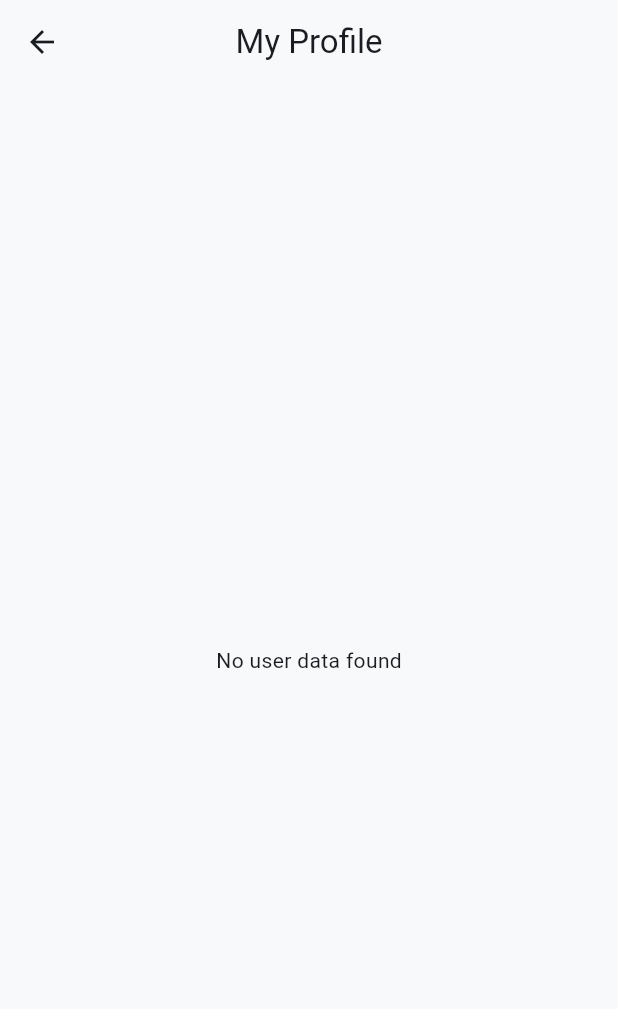
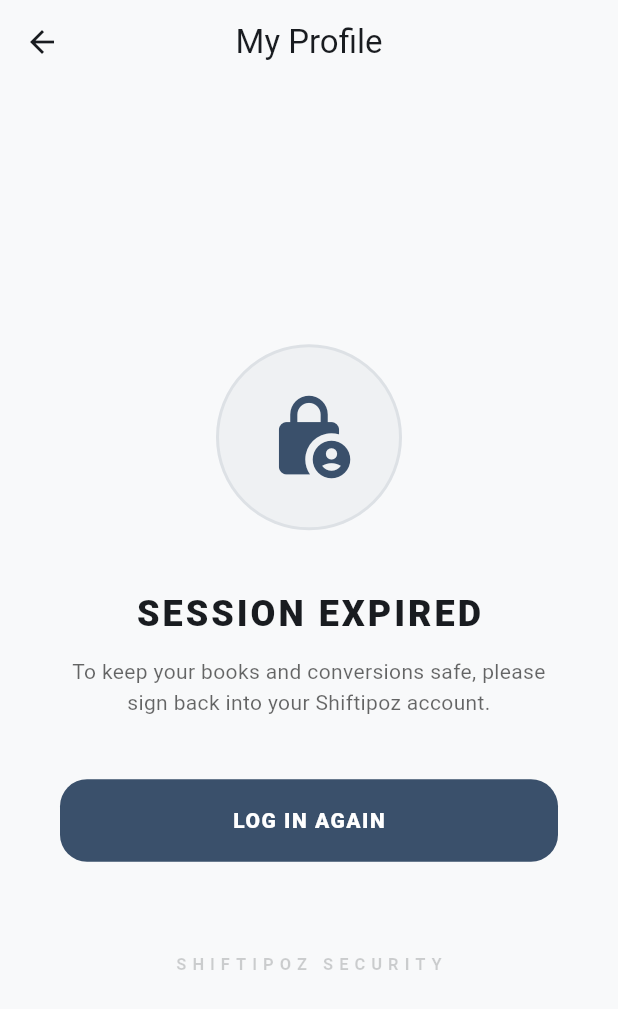
Before and after one commit to huzaifak08/Shiftipoz, a Flutter app: the ProfileView screen opened directly, on a phone screen of 412 x 824 dp. Shown: the top 1009 px of the screen. Run offline on Flutter 3.47's test engine with Material 3 defaults, Android fonts, the phone set to English and light mode, and no system bars; our stand-ins replace cloud_firestore, firebase_auth, firebase_core, firebase_storage, flutter_riverpod, flutter_svg and 3 more; missing offline and left inert: flutter_geo_hash, shake_detector; accounts and stored records are empty; generated files the repository leaves out were written again; Roboto replaces fonts that are missing (Plus Jakarta Sans); project files that could hold a hidden picture were left out.

Commit message:
logout fix

```diff
--- a/lib/providers/user_provider/user_provider.dart
+++ b/lib/providers/user_provider/user_provider.dart
@@ -15,12 +15,21 @@
 
   @override
   FutureOr<UserModel?> build() async {
-    // 1. Listen to Auth State - Rebuilds whenever login/logout happens
-    final authUser = ref.watch(authControllerProvider).value;
-    if (authUser == null) return null;
+    // watch the auth state
+    final authAsync = ref.watch(authControllerProvider);
 
-    // 2. Load Data using the robust Sync Logic
-    return await _initUser(authUser.uid);
+    return authAsync.when(
+      data: (user) {
+        if (user == null) {
+          // IMPORTANT: If auth is null, we MUST NOT try to load from cache
+          // otherwise we show old data while the app is transitioning.
+          return null;
+        }
+        return _initUser(user.uid);
+      },
+      error: (_, _) => null,
+      loading: () => null, // Stay null while auth is checking
+    );
   }
 
   /// Core logic: Cache first, then Cloud, then Sync
--- a/lib/views/auth/sign_in_view.dart
+++ b/lib/views/auth/sign_in_view.dart
@@ -2,11 +2,11 @@
 import 'package:flutter_riverpod/flutter_riverpod.dart';
 import 'package:shiftipoz/components/custom_button.dart';
 import 'package:shiftipoz/components/custom_text_field.dart';
-import 'package:shiftipoz/providers/auth_provider/auth_provider.dart'; // Adjust path
-import 'package:shiftipoz/services/auth_service.dart'; // For AuthResult enum
-import 'package:shiftipoz/views/auth/sign_up_view.dart'; // For navigation
+import 'package:shiftipoz/providers/auth_provider/auth_provider.dart';
+import 'package:shiftipoz/services/auth_service.dart';
+import 'package:shiftipoz/views/auth/sign_up_view.dart';
 import 'package:shiftipoz/views/auth/verify_email_view.dart';
-import 'package:shiftipoz/views/home_view.dart'; // Your existing view
+import 'package:shiftipoz/views/main_navigation_wrapper.dart';
 
 class SignInView extends ConsumerStatefulWidget {
   const SignInView({super.key});
@@ -60,7 +60,7 @@
     } else {
       Navigator.pushAndRemoveUntil(
         context,
-        MaterialPageRoute(builder: (context) => HomeView()),
+        MaterialPageRoute(builder: (context) => MainNavigationWrapper()),
         (route) => false,
       );
     }
--- a/lib/views/auth/verify_email_view.dart
+++ b/lib/views/auth/verify_email_view.dart
@@ -1,7 +1,7 @@
 import 'package:flutter/material.dart';
 import 'package:flutter_riverpod/flutter_riverpod.dart';
 import 'package:shiftipoz/providers/auth_provider/auth_provider.dart';
-import 'package:shiftipoz/views/home_view.dart';
+import 'package:shiftipoz/views/main_navigation_wrapper.dart';
 
 class VerifyEmailView extends ConsumerStatefulWidget {
   const VerifyEmailView({super.key});
@@ -55,7 +55,7 @@
 
       if (user != null && user.emailVerified) {
         Navigator.of(context).pushAndRemoveUntil(
-          MaterialPageRoute(builder: (_) => const HomeView()),
+          MaterialPageRoute(builder: (_) => const MainNavigationWrapper()),
           (route) => false,
         );
         return;
--- a/lib/views/profile_view.dart
+++ b/lib/views/profile_view.dart
@@ -8,9 +8,11 @@
 import 'package:shiftipoz/helpers/app_data.dart';
 import 'package:shiftipoz/models/user_model.dart';
 import 'package:shiftipoz/providers/auth_provider/auth_provider.dart';
+import 'package:shiftipoz/providers/navigation_provider/navigation_provider.dart';
+import 'package:shiftipoz/providers/product_provider/product_provider.dart';
 import 'package:shiftipoz/providers/user_provider/user_provider.dart';
+import 'package:shiftipoz/views/auth/sign_in_view.dart';
 import 'package:shiftipoz/views/auth/verify_email_view.dart';
-import 'package:shiftipoz/views/home_view.dart';
 
 class ProfileView extends ConsumerStatefulWidget {
   const ProfileView({super.key});
@@ -73,7 +75,15 @@
         error: (err, stack) => Center(child: Text("Error: $err")),
         data: (user) {
           if (user == null) {
-            return const Center(child: Text("No user data found"));
+            return SessionExpiredView(
+              onLoginPressed: () {
+                // Navigate to your Auth/Login screen
+                Navigator.pushReplacement(
+                  context,
+                  MaterialPageRoute(builder: (context) => SignInView()),
+                );
+              },
+            );
           }
 
           _nameController.text = user.name;
@@ -347,29 +357,25 @@
           ),
           ElevatedButton(
             onPressed: () async {
-              // 1. Clear the Singleton
+              // 1. Close dialog
+              Navigator.pop(context);
 
-              // 2. Clear Local SQLite Cache (Crucial for security)
+              // 2. Clear Singleton/Navigation UI state
+              ref.read(navigationIndexProvider.notifier).update((state) => 0);
+
+              // 3. Clear Local SQLite Cache (User data)
               await UserTable.clearAllUsers();
-              // await LedgerTable.deleteAllLedgers();
 
-              // 3. Invalidate Providers (This resets their state to default/loading)
-              // Todo: This will trigger the build() methods to run again and see 'null' user
+              // 4. Invalidate providers IMMEDIATELY
+              // This forces them into a loading/null state so they don't try to sync
+              ref.invalidate(productProvider);
               ref.invalidate(userProvider);
-              // ref.invalidate(projectNotifierProvider);
-              // ref.invalidate(ledgerNotifierProvider);
 
-              // 4. Perform Firebase Logout
+              // 5. Perform Logout (This will update authControllerProvider state)
               await ref.read(authControllerProvider.notifier).logout();
 
-              // 5. Navigate to Sign In
-              if (context.mounted) {
-                Navigator.pushAndRemoveUntil(
-                  context,
-                  MaterialPageRoute(builder: (context) => const HomeView()),
-                  (route) => false,
-                );
-              }
+              // 6. Final reset to ensure everything is fresh
+              ref.invalidate(authControllerProvider);
             },
             style: ElevatedButton.styleFrom(
               backgroundColor: Theme.of(context).colorScheme.primary,
@@ -381,3 +387,103 @@
     );
   }
 }
+
+class SessionExpiredView extends StatelessWidget {
+  final VoidCallback onLoginPressed;
+
+  const SessionExpiredView({super.key, required this.onLoginPressed});
+
+  @override
+  Widget build(BuildContext context) {
+    final theme = Theme.of(context);
+
+    return Scaffold(
+      backgroundColor: theme.scaffoldBackgroundColor,
+      body: Center(
+        child: Padding(
+          padding: const EdgeInsets.symmetric(horizontal: 40),
+          child: Column(
+            mainAxisAlignment: MainAxisAlignment.center,
+            children: [
+              // 1. ICON HOLDER (The "Locked" Vibe)
+              Container(
+                padding: const EdgeInsets.all(30),
+                decoration: BoxDecoration(
+                  color: theme.colorScheme.primary.withValues(alpha: 0.05),
+                  shape: BoxShape.circle,
+                  border: Border.all(
+                    color: theme.colorScheme.primary.withValues(alpha: 0.1),
+                    width: 2,
+                  ),
+                ),
+                child: Icon(
+                  Icons.lock_person_rounded,
+                  size: 60,
+                  color: theme.colorScheme.primary,
+                ),
+              ),
+              const SizedBox(height: 40),
+
+              // 2. TEXT CONTENT
+              Text(
+                "SESSION EXPIRED",
+                style: theme.textTheme.headlineSmall?.copyWith(
+                  fontWeight: FontWeight.w900,
+                  letterSpacing: 2,
+                  color: theme.colorScheme.onSurface,
+                ),
+              ),
+              const SizedBox(height: 12),
+              Text(
+                "To keep your books and conversions safe, please sign back into your Shiftipoz account.",
+                textAlign: TextAlign.center,
+                style: theme.textTheme.bodyMedium?.copyWith(
+                  color: theme.hintColor,
+                  height: 1.5,
+                ),
+              ),
+              const SizedBox(height: 40),
+
+              // 3. ACTION BUTTON
+              SizedBox(
+                width: double.infinity,
+                height: 55,
+                child: ElevatedButton(
+                  onPressed: onLoginPressed,
+                  style: ElevatedButton.styleFrom(
+                    backgroundColor: theme.colorScheme.primary,
+                    foregroundColor: theme.colorScheme.onPrimary,
+                    shape: RoundedRectangleBorder(
+                      borderRadius: BorderRadius.circular(18),
+                    ),
+                    elevation: 0,
+                  ),
+                  child: const Text(
+                    "LOG IN AGAIN",
+                    style: TextStyle(
+                      fontWeight: FontWeight.w900,
+                      letterSpacing: 1,
+                    ),
+                  ),
+                ),
+              ),
+
+              // 4. SUBTLE LOGO FOOTER
+              const SizedBox(height: 60),
+              Opacity(
+                opacity: 0.2,
+                child: Text(
+                  "SHIFTIPOZ SECURITY",
+                  style: theme.textTheme.labelSmall?.copyWith(
+                    letterSpacing: 4,
+                    fontWeight: FontWeight.bold,
+                  ),
+                ),
+              ),
+            ],
+          ),
+        ),
+      ),
+    );
+  }
+}
```
Also changed, not shown: lib/providers/product_provider/product_provider.g.dart, lib/providers/user_provider/user_provider.g.dart.
